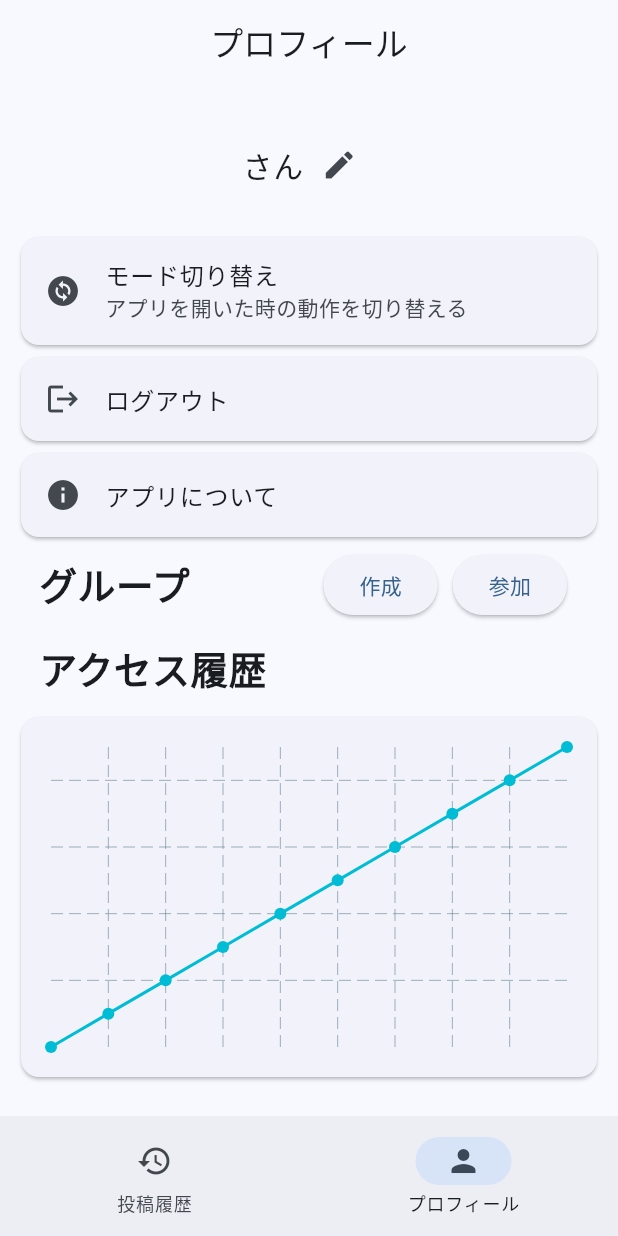
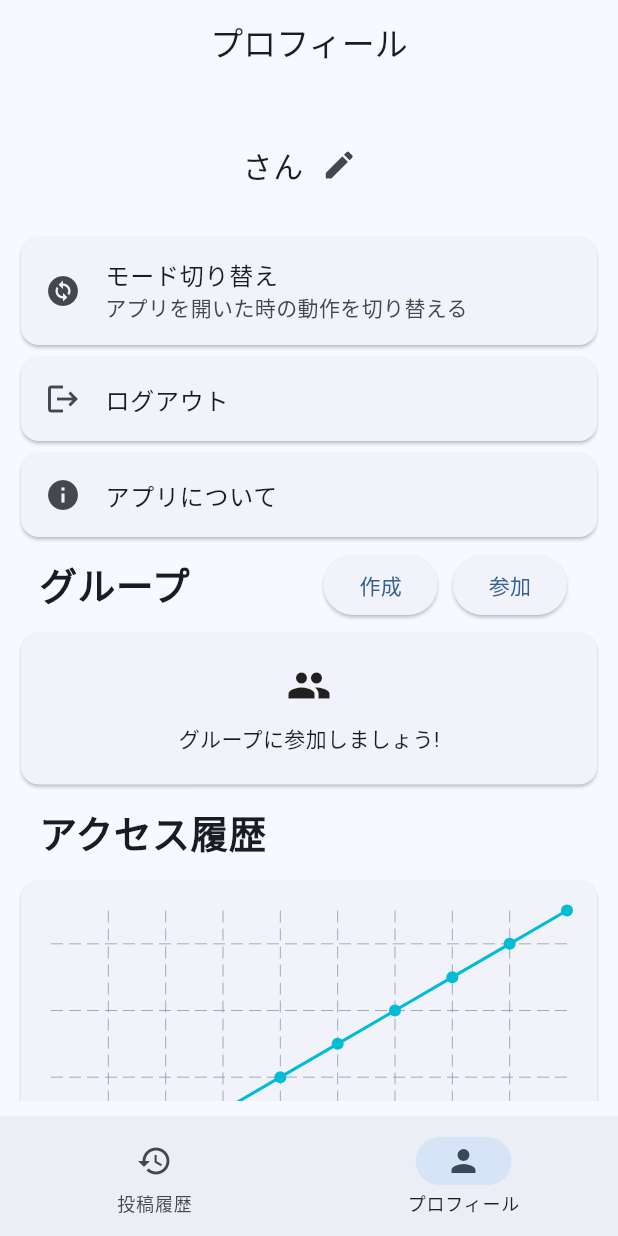
Before and after one commit to procon-suzuka-ct/pck2022_Solimage, a Flutter app: the ParentScreen screen opened by its route, item 2 of the bottom bar chosen, on a phone screen of 412 x 824 dp. Run offline on Flutter 3.47's test engine with Material 2 defaults, Android fonts, the phone set to English and light mode, and no system bars; drawn by our look-alikes of fl_chart; our stand-ins replace cached_network_image, camera, cloud_firestore, firebase_auth, firebase_core, firebase_crashlytics and 9 more; missing offline and left inert: flutter_simple_treeview, tflite_flutter, tflite_flutter_helper; accounts and stored records are empty.

Commit message:
add: fallback when no joined groups

```diff
--- a/App/lib/routes/parent/profile.dart
+++ b/App/lib/routes/parent/profile.dart
@@ -111,9 +111,9 @@ class ProfileScreen extends ConsumerWidget {
                     useRootNavigator: false),
                 child: const Text('参加'))
           ])),
-      // TODO: グループがないときの代わりを追加する
       ...groups.maybeWhen(
-          data: (data) => data
+          data: (data) => data.isNotEmpty
+              ? data
                   .map((group) => group != null
                       ? Card(
                           child: InkWell(
@@ -130,7 +130,26 @@ class ProfileScreen extends ConsumerWidget {
                                   builder: (context) => GroupDetailDialog(
                                       parentRef: ref, group: group))))
                       : const SizedBox.shrink())
-              .toList(),
+                  .toList()
+              : [
+                  Card(
+                      child: InkWell(
+                          customBorder: RoundedRectangleBorder(
+                            borderRadius: BorderRadius.circular(10.0),
+                          ),
+                          child: Container(
+                              margin: const EdgeInsets.all(20.0),
+                              child: Wrap(
+                                  direction: Axis.vertical,
+                                  crossAxisAlignment: WrapCrossAlignment.center,
+                                  runAlignment: WrapAlignment.center,
+                                  spacing: 10.0,
+                                  children: const [
+                                    Icon(Icons.group, size: 30.0),
+                                    Text('グループに参加しましょう!')
+                                  ])),
+                          onTap: () {}))
+                ],
           orElse: () => const [Center(child: CircularProgressIndicator())]),
       // TODO: 親しみやすいUXに改良する
       const ListTile(
```
Lines whose indentation alone changed are shown as unchanged.
